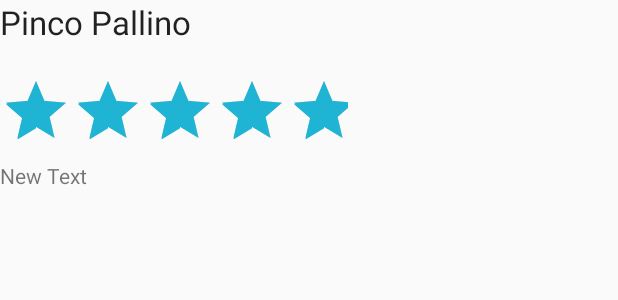
After one commit to GianlucaLutero/ProgettoAndroid, an Android app: the layout reviewer_list.xml on its own in the app's theme, with its tools: preview values and no code run, on a phone screen of 412 x 824 dp. The commit adds this screen. Shown: the top 300 px of the screen. Run offline under Robolectric (Android 15) with nearby library versions, the phone set to English and light mode, and no system bars; network calls fail.

Commit message:
Sezione dettagli completata (Manca solo il tasto per salvare le posizioni)

```diff
--- a/Implementazione/FindAndTravel/app/src/main/java/ft/findandtravel/MapsActivity.java
+++ b/Implementazione/FindAndTravel/app/src/main/java/ft/findandtravel/MapsActivity.java
@@ -122,6 +122,7 @@ public class MapsActivity extends FragmentActivity implements OnMapReadyCallback
                 Intent intent = new Intent(MapsActivity.this,PlaceDetail.class);
 
                 intent.putExtra("place",marker.getPosition());
+
                 startActivity(intent);
                 return false;
             }
@@ -164,6 +165,7 @@ public class MapsActivity extends FragmentActivity implements OnMapReadyCallback
     }
 
     public void updatePosition(){
+        mMap.clear();
         PlaceRequest.getMuseum(lastLocation, client, mMap, this);
         //PlaceRequest.getMonument(lastLocation, client, mMap, this);
         PlaceRequest.getPlaceOfWorship(lastLocation,client,mMap,this);
--- /dev/null
+++ b/Implementazione/FindAndTravel/app/src/main/res/layout/reviewer_list.xml
@@ -0,0 +1,35 @@
+<?xml version="1.0" encoding="utf-8"?>
+<RelativeLayout xmlns:android="http://schemas.android.com/apk/res/android"
+    android:orientation="vertical" android:layout_width="match_parent"
+    android:layout_height="match_parent"
+    android:weightSum="1">
+
+    <TextView
+        android:layout_width="232dp"
+        android:layout_height="50dp"
+        android:textAppearance="?android:attr/textAppearanceLarge"
+        android:text="Pinco Pallino"
+        android:id="@+id/author"
+        android:layout_weight="0.05" />
+
+    <TextView
+        android:layout_width="match_parent"
+        android:layout_height="wrap_content"
+        android:text="New Text"
+        android:id="@+id/textComment"
+        android:layout_weight="0.42"
+        android:layout_below="@+id/ratingBar"
+        android:layout_alignParentStart="true"
+        android:layout_alignParentBottom="true" />
+
+    <RatingBar
+        android:layout_width="wrap_content"
+        android:layout_height="wrap_content"
+        android:id="@+id/ratingBar"
+        android:numStars="5"
+        android:rating="5"
+        android:layout_below="@+id/author"
+        android:layout_alignEnd="@+id/author"
+        android:clickable="false" />
+
+</RelativeLayout>
```
Also changed, not shown: Implementazione/FindAndTravel/app/src/main/java/ft/findandtravel/PlaceDetail.java (+125 -7 lines), Implementazione/FindAndTravel/app/src/main/java/ft/findandtravel/modello/Reviewer.java (added, +44 -0 lines), Implementazione/FindAndTravel/app/src/main/java/ft/findandtravel/modello/ReviewerAdapter.java (added, +39 -0 lines), Implementazione/FindAndTravel/app/src/main/java/ft/findandtravel/servizi/PlaceRequest.java (+9 -7 lines), Implementazione/FindAndTravel/app/src/main/res/layout/activity_place_detail.xml (+9 -10 lines), Implementazione/FindAndTravel/app/src/main/res/drawable/marker_luoghi_culto.png (added), Implementazione/FindAndTravel/app/src/main/res/drawable/marker_musei.png (added).
